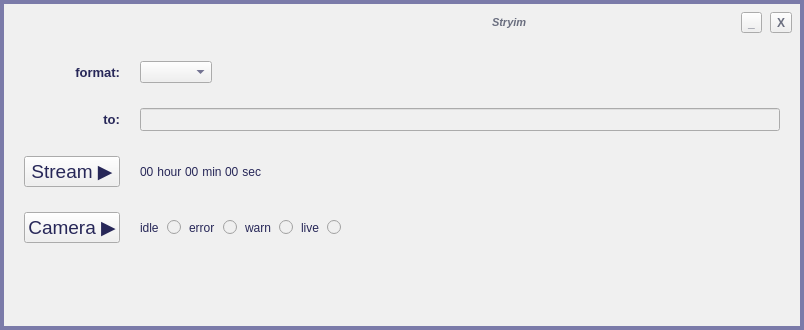
First picture: the form in src/Ui/AppWindow.ui, repository NikolayRag/strYim, before the edit.
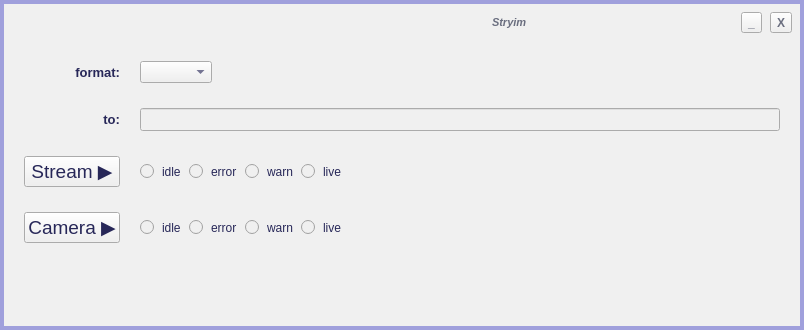
Second picture: the form after the edit.

Commit message: change: UI states layout

What changed in the file:
```diff
--- a/src/Ui/AppWindow.ui
+++ b/src/Ui/AppWindow.ui
@@ -24,7 +24,7 @@
     <item row="0" column="0">
      <widget class="QFrame" name="outerFrame">
       <property name="styleSheet">
-       <string notr="true">color: rgb(123,123,169);</string>
+       <string notr="true">color: rgb(160,160,220);</string>
       </property>
       <property name="frameShape">
        <enum>QFrame::Panel</enum>
@@ -172,141 +172,7 @@
             </item>
            </layout>
           </item>
-          <item row="5" column="1">
-           <layout class="QHBoxLayout" name="horizontalLayout_14">
-            <property name="spacing">
-             <number>8</number>
-            </property>
-            <item>
-             <widget class="QLabel" name="labelCamIdle">
-              <property name="text">
-               <string>idle</string>
-              </property>
-             </widget>
-            </item>
-            <item>
-             <widget class="QRadioButton" name="radioCamIdle">
-              <property name="enabled">
-               <bool>false</bool>
-              </property>
-              <property name="styleSheet">
-               <string notr="true">color: rgb(255, 255, 255);</string>
-              </property>
-             </widget>
-            </item>
-            <item>
-             <widget class="QLabel" name="labelCamError">
-              <property name="text">
-               <string>error</string>
-              </property>
-             </widget>
-            </item>
-            <item>
-             <widget class="QRadioButton" name="radioCamError">
-              <property name="enabled">
-               <bool>false</bool>
-              </property>
-              <property name="styleSheet">
-               <string notr="true">color: rgb(255, 0, 0);
-</string>
-              </property>
-              <property name="checkable">
-               <bool>true</bool>
-              </property>
-             </widget>
-            </item>
-            <item>
-             <widget class="QLabel" name="labelCamWarn">
-              <property name="text">
-               <string>warn</string>
-              </property>
-             </widget>
-            </item>
-            <item>
-             <widget class="QRadioButton" name="radioCamWarn">
-              <property name="enabled">
-               <bool>false</bool>
-              </property>
-              <property name="styleSheet">
-               <string notr="true">color: rgb(255, 255, 0);
-</string>
-              </property>
-             </widget>
-            </item>
-            <item>
-             <widget class="QLabel" name="labelCamAir">
-              <property name="text">
-               <string>live</string>
-              </property>
-             </widget>
-            </item>
-            <item>
-             <widget class="QRadioButton" name="radioCamAir">
-              <property name="enabled">
-               <bool>false</bool>
-              </property>
-              <property name="styleSheet">
-               <string notr="true">color: rgb(0, 192, 0);
-</string>
-              </property>
-             </widget>
-            </item>
-            <item>
-             <widget class="QLabel" name="camMessage">
-              <property name="font">
-               <font>
-                <italic>true</italic>
-               </font>
-              </property>
-              <property name="text">
-               <string/>
-              </property>
-             </widget>
-            </item>
-            <item>
-             <spacer name="horizontalSpacer_4">
-              <property name="orientation">
-               <enum>Qt::Horizontal</enum>
-              </property>
-              <property name="sizeHint" stdset="0">
-               <size>
-                <width>40</width>
-                <height>20</height>
-               </size>
-              </property>
-             </spacer>
-            </item>
-           </layout>
-          </item>
-          <item row="1" column="1">
-           <widget class="QLineEdit" name="editRtmpUrl">
-            <property name="font">
-             <font>
-              <pointsize>10</pointsize>
-              <weight>75</weight>
-              <bold>true</bold>
-             </font>
-            </property>
-           </widget>
-          </item>
-          <item row="1" column="0">
-           <widget class="QLabel" name="label">
-            <property name="font">
-             <font>
-              <pointsize>10</pointsize>
-              <weight>75</weight>
-              <bold>true</bold>
-             </font>
-            </property>
-            <property name="text">
-             <string>to:</string>
-            </property>
-            <property name="alignment">
-             <set>Qt::AlignRight|Qt::AlignTrailing|Qt::AlignVCenter</set>
-            </property>
-           </widget>
-          </item>
-          <item row="5" column="0">
+          <item row="4" column="0">
            <widget class="QPushButton" name="btnCamPlay">
             <property name="sizePolicy">
              <sizepolicy hsizetype="Preferred" vsizetype="Fixed">
@@ -327,68 +193,6 @@
             </property>
            </widget>
           </item>
-          <item row="3" column="1">
-           <layout class="QHBoxLayout" name="horizontalLayout_2">
-            <property name="spacing">
-             <number>0</number>
-            </property>
-            <item>
-             <widget class="QLabel" name="label_5">
-              <property name="text">
-               <string>00</string>
-              </property>
-             </widget>
-            </item>
-            <item>
-             <widget class="QLabel" name="label_4">
-              <property name="text">
-               <string> hour </string>
-              </property>
-             </widget>
-            </item>
-            <item>
-             <widget class="QLabel" name="label_9">
-              <property name="text">
-               <string>00</string>
-              </property>
-             </widget>
-            </item>
-            <item>
-             <widget class="QLabel" name="label_10">
-              <property name="text">
-               <string> min </string>
-              </property>
-             </widget>
-            </item>
-            <item>
-             <widget class="QLabel" name="label_11">
-              <property name="text">
-               <string>00</string>
-              </property>
-             </widget>
-            </item>
-            <item>
-             <widget class="QLabel" name="label_12">
-              <property name="text">
-               <string> sec</string>
-              </property>
-             </widget>
-            </item>
-            <item>
-             <spacer name="horizontalSpacer">
-              <property name="orientation">
-               <enum>Qt::Horizontal</enum>
-              </property>
-              <property name="sizeHint" stdset="0">
-               <size>
-                <width>40</width>
-                <height>20</height>
-               </size>
-              </property>
-             </spacer>
-            </item>
-           </layout>
-          </item>
           <item row="3" column="0">
            <widget class="QPushButton" name="btnStreamGo">
             <property name="font">
@@ -421,6 +225,235 @@
             </property>
            </widget>
           </item>
+          <item row="1" column="1">
+           <widget class="QLineEdit" name="editRtmpUrl">
+            <property name="font">
+             <font>
+              <pointsize>10</pointsize>
+              <weight>75</weight>
+              <bold>true</bold>
+             </font>
+            </property>
+           </widget>
+          </item>
+          <item row="1" column="0">
+           <widget class="QLabel" name="label">
+            <property name="font">
+             <font>
+              <pointsize>10</pointsize>
+              <weight>75</weight>
+              <bold>true</bold>
+             </font>
+            </property>
+            <property name="text">
+             <string>to:</string>
+            </property>
+            <property name="alignment">
+             <set>Qt::AlignRight|Qt::AlignTrailing|Qt::AlignVCenter</set>
+            </property>
+           </widget>
+          </item>
+          <item row="4" column="1">
+           <widget class="QFrame" name="frame">
+            <property name="frameShape">
+             <enum>QFrame::NoFrame</enum>
+            </property>
+            <layout class="QHBoxLayout" name="horizontalLayout_6">
+             <property name="spacing">
+              <number>8</number>
+             </property>
+             <property name="margin">
+              <number>0</number>
+             </property>
+             <item>
+              <widget class="QRadioButton" name="radioCamIdle">
+               <property name="enabled">
+                <bool>false</bool>
+               </property>
+               <property name="styleSheet">
+                <string notr="true">color: rgb(255, 255, 255);</string>
+               </property>
+              </widget>
+             </item>
+             <item>
+              <widget class="QLabel" name="labelCamIdle">
+               <property name="text">
+                <string>idle</string>
+               </property>
+              </widget>
+             </item>
+             <item>
+              <widget class="QRadioButton" name="radioCamError">
+               <property name="enabled">
+                <bool>false</bool>
+               </property>
+               <property name="styleSheet">
+                <string notr="true">color: rgb(255, 0, 0);
+</string>
+               </property>
+               <property name="checkable">
+                <bool>true</bool>
+               </property>
+              </widget>
+             </item>
+             <item>
+              <widget class="QLabel" name="labelCamError">
+               <property name="text">
+                <string>error</string>
+               </property>
+              </widget>
+             </item>
+             <item>
+              <widget class="QRadioButton" name="radioCamWarn">
+               <property name="enabled">
+                <bool>false</bool>
+               </property>
+               <property name="styleSheet">
+                <string notr="true">color: rgb(255, 255, 0);
+</string>
+               </property>
+              </widget>
+             </item>
+             <item>
+              <widget class="QLabel" name="labelCamWarn">
+               <property name="text">
+                <string>warn</string>
+               </property>
+              </widget>
+             </item>
+             <item>
+              <widget class="QRadioButton" name="radioCamAir">
+               <property name="enabled">
+                <bool>false</bool>
+               </property>
+               <property name="styleSheet">
+                <string notr="true">color: rgb(0, 192, 0);
+</string>
+               </property>
+              </widget>
+             </item>
+             <item>
+              <widget class="QLabel" name="labelCamAir">
+               <property name="text">
+                <string>live</string>
+               </property>
+              </widget>
+             </item>
+             <item>
+              <spacer name="horizontalSpacer_4">
+               <property name="orientation">
+                <enum>Qt::Horizontal</enum>
+               </property>
+               <property name="sizeHint" stdset="0">
+                <size>
+                 <width>40</width>
+                 <height>20</height>
+                </size>
+               </property>
+              </spacer>
+             </item>
+            </layout>
+           </widget>
+          </item>
+          <item row="3" column="1">
+           <widget class="QFrame" name="frame_2">
+            <layout class="QHBoxLayout" name="horizontalLayout_7">
+             <property name="spacing">
+              <number>8</number>
+             </property>
+             <property name="margin">
+              <number>0</number>
+             </property>
+             <item>
+              <widget class="QRadioButton" name="radioSinkIdle">
+               <property name="enabled">
+                <bool>false</bool>
+               </property>
+               <property name="styleSheet">
+                <string notr="true">color: rgb(255, 255, 255);</string>
+               </property>
+              </widget>
+             </item>
+             <item>
+              <widget class="QLabel" name="labelSinkIdle">
+               <property name="text">
+                <string>idle</string>
+               </property>
+              </widget>
+             </item>
+             <item>
+              <widget class="QRadioButton" name="radioSinkError">
+               <property name="enabled">
+                <bool>false</bool>
+               </property>
+               <property name="styleSheet">
+                <string notr="true">color: rgb(255, 0, 0);
+</string>
+               </property>
+               <property name="checkable">
+                <bool>true</bool>
+               </property>
+              </widget>
+             </item>
+             <item>
+              <widget class="QLabel" name="labelSinkError">
+               <property name="text">
+                <string>error</string>
+               </property>
+              </widget>
+             </item>
+             <item>
+              <widget class="QRadioButton" name="radioSinkWarn">
+               <property name="enabled">
+                <bool>false</bool>
+               </property>
+               <property name="styleSheet">
+                <string notr="true">color: rgb(255, 255, 0);
+</string>
+               </property>
+              </widget>
+             </item>
+             <item>
+              <widget class="QLabel" name="labelSinkWarn">
+               <property name="text">
+                <string>warn</string>
+               </property>
+              </widget>
+             </item>
+             <item>
+              <widget class="QRadioButton" name="radioSinkAir">
+               <property name="enabled">
+                <bool>false</bool>
+               </property>
+               <property name="styleSheet">
+                <string notr="true">color: rgb(0, 192, 0);
+</string>
+               </property>
+              </widget>
+             </item>
+             <item>
+              <widget class="QLabel" name="labelSinkAir">
+               <property name="text">
+                <string>live</string>
+               </property>
+              </widget>
+             </item>
+             <item>
+              <spacer name="horizontalSpacer_8">
+               <property name="orientation">
+                <enum>Qt::Horizontal</enum>
+               </property>
+               <property name="sizeHint" stdset="0">
+                <size>
+                 <width>40</width>
+                 <height>20</height>
+                </size>
+               </property>
+              </spacer>
+             </item>
+            </layout>
+           </widget>
+          </item>
          </layout>
         </widget>
        </item>
```
Left out of the diff: 222 changed lines with no effect on the pictures. The commit also changes 1 other file.
